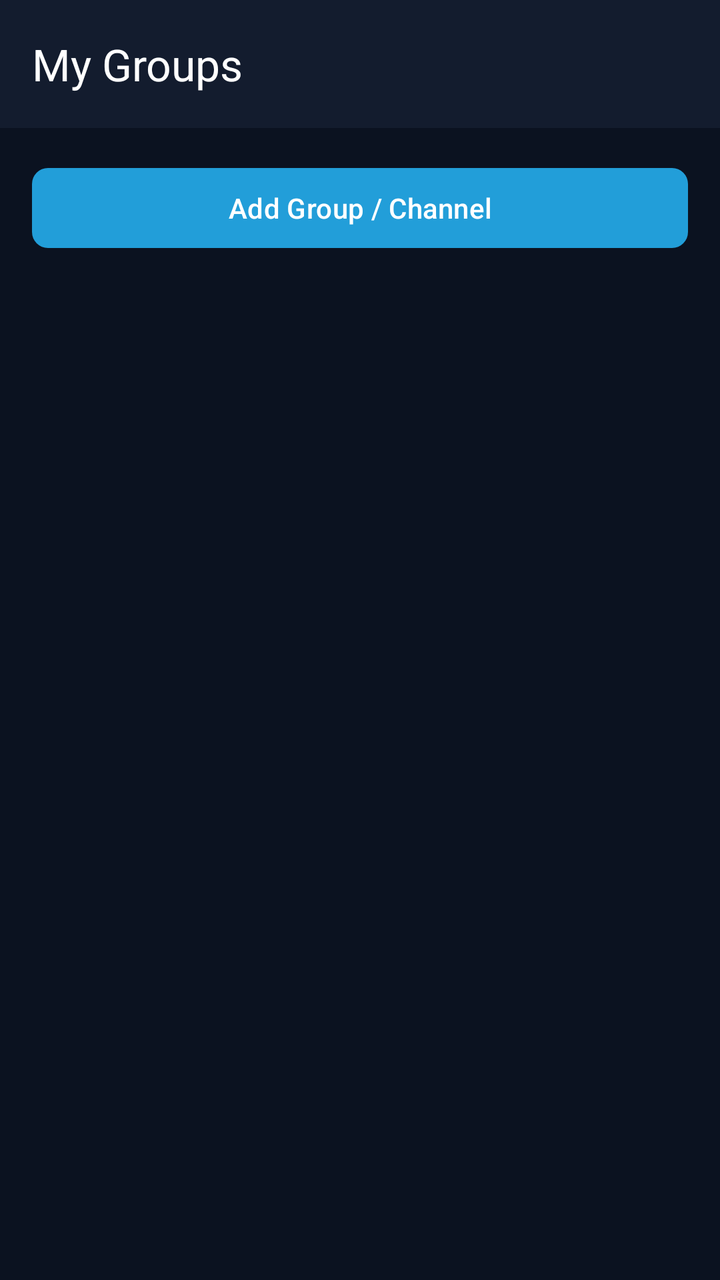
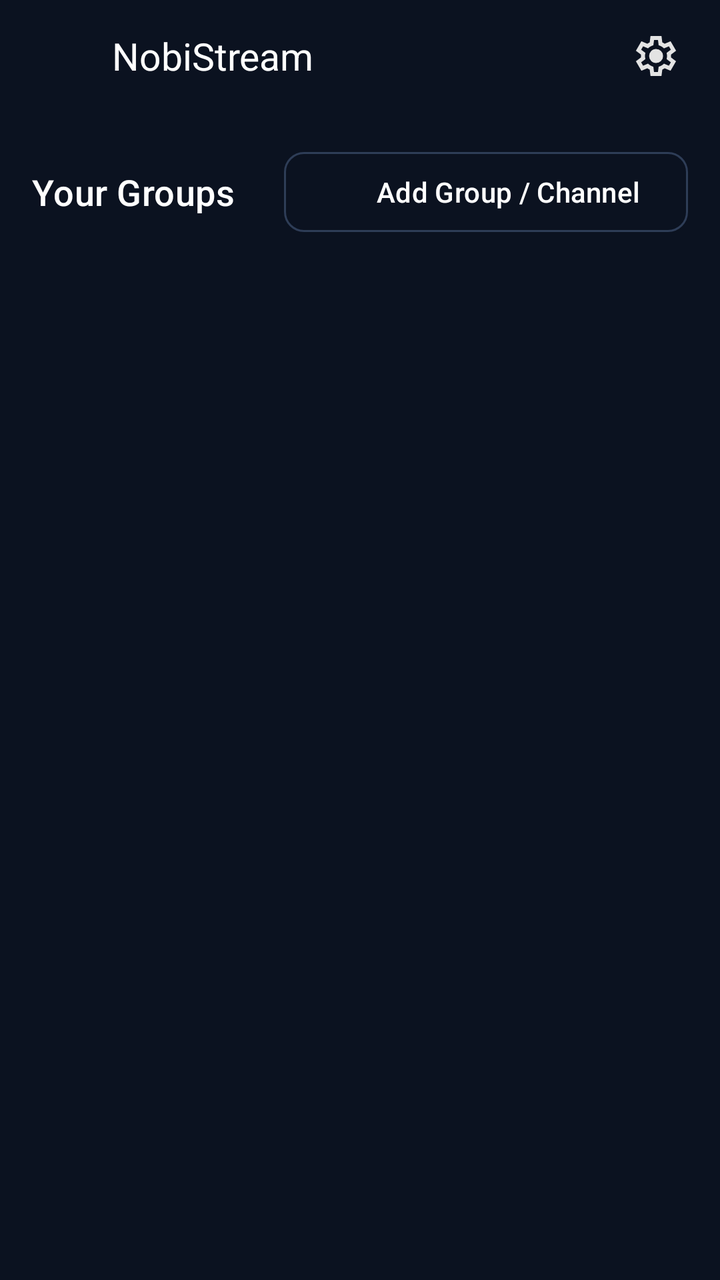

An Android layout rendered at two revisions. The XML below is the earlier revision; the diff shows what the commit changed to produce the second picture.
<!-- AndroidManifest.xml: application theme Theme.NobiStream -->
<!-- res/layout/activity_main.xml -->
<?xml version="1.0" encoding="utf-8"?>
<LinearLayout xmlns:android="http://schemas.android.com/apk/res/android"
    xmlns:app="http://schemas.android.com/apk/res-auto"
    android:layout_width="match_parent"
    android:layout_height="match_parent"
    android:fitsSystemWindows="true"
    android:orientation="vertical">

    <com.google.android.material.appbar.MaterialToolbar
        android:id="@+id/toolbar"
        android:layout_width="match_parent"
        android:layout_height="wrap_content"
        android:background="?attr/colorSurface"
        app:title="@string/home_title" />

    
    <com.google.android.material.card.MaterialCardView
        android:id="@+id/heroCard"
        style="@style/Widget.NobiStream.Card"
        android:layout_width="match_parent"
        android:layout_height="wrap_content"
        android:layout_marginStart="@dimen/spacing_16"
        android:layout_marginTop="@dimen/spacing_16"
        android:layout_marginEnd="@dimen/spacing_16"
        android:visibility="gone">

        <LinearLayout
            android:layout_width="match_parent"
            android:layout_height="wrap_content"
            android:gravity="center_vertical"
            android:orientation="horizontal"
            android:padding="@dimen/spacing_12">

            <ImageView
                android:id="@+id/heroThumb"
                android:layout_width="112dp"
                android:layout_height="64dp"
                android:contentDescription="@string/home_continue_watching"
                android:scaleType="centerCrop"
                android:src="@drawable/ic_video_placeholder" />

            <LinearLayout
                android:layout_width="0dp"
                android:layout_height="wrap_content"
                android:layout_marginStart="@dimen/spacing_12"
                android:layout_weight="1"
                android:orientation="vertical">

                <TextView
                    android:layout_width="wrap_content"
                    android:layout_height="wrap_content"
                    android:text="@string/home_continue_watching"
                    android:textColor="@color/primary"
                    android:textSize="@dimen/text_caption"
                    android:textStyle="bold" />

                <TextView
                    android:id="@+id/heroTitle"
                    android:layout_width="match_parent"
                    android:layout_height="wrap_content"
                    android:layout_marginTop="@dimen/spacing_4"
                    android:maxLines="2"
                    android:textColor="@color/text_primary"
                    android:textSize="@dimen/text_body"
                    android:textStyle="bold" />

                <TextView
                    android:id="@+id/heroMeta"
                    android:layout_width="match_parent"
                    android:layout_height="wrap_content"
                    android:layout_marginTop="@dimen/spacing_4"
                    android:textColor="@color/text_secondary"
                    android:textSize="@dimen/text_caption" />

                <ProgressBar
                    android:id="@+id/heroProgress"
                    style="?android:attr/progressBarStyleHorizontal"
                    android:layout_width="match_parent"
                    android:layout_height="4dp"
                    android:layout_marginTop="@dimen/spacing_8"
                    android:max="100"
                    android:progress="0" />
            </LinearLayout>

            <ImageButton
                android:id="@+id/heroPlayButton"
                android:layout_width="56dp"
                android:layout_height="56dp"
                android:background="?attr/selectableItemBackgroundBorderless"
                android:contentDescription="@string/player_play_pause"
                android:src="@drawable/ic_play" />
        </LinearLayout>
    </com.google.android.material.card.MaterialCardView>

    <TextView
        android:id="@+id/continueTitle"
        style="@style/Text.NobiStream.Section"
        android:layout_width="match_parent"
        android:layout_height="wrap_content"
        android:paddingStart="@dimen/spacing_16"
        android:paddingTop="@dimen/spacing_16"
        android:paddingEnd="@dimen/spacing_16"
        android:text="@string/home_continue_watching"
        android:visibility="gone" />

    <androidx.recyclerview.widget.RecyclerView
        android:id="@+id/continueRecycler"
        android:layout_width="match_parent"
        android:layout_height="190dp"
        android:layout_marginTop="@dimen/spacing_8"
        android:orientation="horizontal"
        android:visibility="gone"
        app:layoutManager="androidx.recyclerview.widget.LinearLayoutManager" />

    <com.google.android.material.button.MaterialButton
        android:id="@+id/addGroupButton"
        style="@style/Widget.NobiStream.Button.Primary"
        android:layout_width="match_parent"
        android:layout_height="wrap_content"
        android:layout_margin="@dimen/spacing_16"
        android:text="@string/home_add_group" />

    <androidx.recyclerview.widget.RecyclerView
        android:id="@+id/groupsRecycler"
        android:layout_width="match_parent"
        android:layout_height="0dp"
        android:layout_weight="1"
        app:layoutManager="androidx.recyclerview.widget.LinearLayoutManager" />

    <LinearLayout
        android:id="@+id/emptyState"
        android:layout_width="match_parent"
        android:layout_height="0dp"
        android:layout_weight="1"
        android:gravity="center"
        android:orientation="vertical"
        android:padding="@dimen/spacing_24"
        android:visibility="gone">

        <TextView
            style="@style/Text.NobiStream.Section"
            android:layout_width="wrap_content"
            android:layout_height="wrap_content"
            android:text="@string/home_no_groups" />

        <TextView
            style="@style/Text.NobiStream.Caption"
            android:layout_width="wrap_content"
            android:layout_height="wrap_content"
            android:layout_marginTop="@dimen/spacing_8"
            android:gravity="center"
            android:text="@string/home_no_groups_body" />
    </LinearLayout>

</LinearLayout>
<!-- resources referenced by this layout -->
<resources>
  <dimen name="spacing_24">24dp</dimen>
  <string name="home_no_groups">No groups added yet</string>
  <string name="home_no_groups_body">Tap Add Group / Channel and paste a Telegram group or channel link to see its videos here.</string>
  <string name="home_title">My Groups</string>
  <string name="player_play_pause">Play / Pause</string>
  <style name="Text.NobiStream.Caption" parent="TextAppearance.Material3.BodySmall">
          <item name="android:textSize">@dimen/text_caption</item>
          <item name="android:textColor">@color/text_secondary</item>
      </style>
  <style name="Text.NobiStream.Section" parent="TextAppearance.Material3.TitleMedium">
          <item name="android:textSize">@dimen/text_section</item>
          <item name="android:textColor">@color/text_primary</item>
      </style>
  <style name="Widget.NobiStream.Card" parent="Widget.Material3.CardView.Elevated">
          <item name="cardCornerRadius">@dimen/corner_medium</item>
          <item name="cardBackgroundColor">@color/surface</item>
          <item name="cardElevation">2dp</item>
      </style>
  <style name="Theme.NobiStream" parent="Theme.Material3.DayNight.NoActionBar">
          <item name="colorPrimary">@color/primary</item>
          <item name="colorPrimaryVariant">@color/primary_dark</item>
          <item name="colorOnPrimary">@color/text_primary</item>
          <item name="android:colorBackground">@color/background</item>
          <item name="colorSurface">@color/surface</item>
          <item name="colorOnSurface">@color/text_primary</item>
          <item name="colorError">@color/error</item>
          <item name="android:textColorPrimary">@color/text_primary</item>
          <item name="android:textColorSecondary">@color/text_secondary</item>
          <item name="android:windowAnimationStyle">@style/Theme.NobiStream.ActivityTransitions</item>
      </style>
  <dimen name="text_section">16sp</dimen>
  <dimen name="button_height">48dp</dimen>
  <dimen name="corner_small">8dp</dimen>
  <dimen name="corner_medium">12dp</dimen>
  <!-- unchanged entries left out for length: 19 -->
</resources>

<!-- the commit's change to res/layout/activity_main.xml (unified diff, before → after) -->
@@ -6,23 +6,150 @@
     android:fitsSystemWindows="true"
     android:orientation="vertical">
 
-    <com.google.android.material.appbar.MaterialToolbar
-        android:id="@+id/toolbar"
-        android:layout_width="match_parent"
-        android:layout_height="wrap_content"
-        android:background="?attr/colorSurface"
-        app:title="@string/home_title" />
-
     
-    <com.google.android.material.card.MaterialCardView
-        android:id="@+id/heroCard"
-        style="@style/Widget.NobiStream.Card"
-        android:layout_width="match_parent"
-        android:layout_height="wrap_content"
-        android:layout_marginStart="@dimen/spacing_16"
+    <LinearLayout
+        android:layout_width="match_parent"
+        android:layout_height="@dimen/toolbar_height"
+        android:gravity="center_vertical"
+        android:orientation="horizontal"
+        android:paddingStart="@dimen/screen_margin"
+        android:paddingEnd="@dimen/spacing_8">
+
+        <ImageView
+            android:layout_width="@dimen/icon_size_large"
+            android:layout_height="@dimen/icon_size_large"
+            android:contentDescription="@string/app_name"
+            android:src="@mipmap/ic_launcher" />
+
+        <TextView
+            style="@style/Text.NobiStream.BrandTitle"
+            android:layout_width="0dp"
+            android:layout_height="wrap_content"
+            android:layout_marginStart="@dimen/spacing_12"
+            android:layout_weight="1"
+            android:text="@string/home_title" />
+
+        <ImageButton
+            android:id="@+id/homeSettingsButton"
+            android:layout_width="@dimen/icon_button_size"
+            android:layout_height="@dimen/icon_button_size"
+            android:background="?attr/selectableItemBackgroundBorderless"
+            android:contentDescription="@string/home_open_settings"
+            android:src="@drawable/ic_settings" />
+    </LinearLayout>
+
+    
+    <include
+        android:id="@+id/featuredCard"
+        layout="@layout/item_featured_continue"
+        android:layout_width="match_parent"
+        android:layout_height="wrap_content"
+        android:visibility="gone" />
+
+    <TextView
+        android:id="@+id/continueTitle"
+        style="@style/Text.NobiStream.Section"
+        android:layout_width="match_parent"
+        android:layout_height="wrap_content"
+        android:paddingStart="@dimen/screen_margin"
+        android:paddingTop="@dimen/spacing_16"
+        android:paddingEnd="@dimen/screen_margin"
+        android:text="@string/home_continue_watching"
+        android:visibility="gone" />
+
+    <androidx.recyclerview.widget.RecyclerView
+        android:id="@+id/continueRecycler"
+        android:layout_width="match_parent"
+        android:layout_height="196dp"
+        android:layout_marginTop="@dimen/spacing_8"
+        android:clipToPadding="false"
+        android:orientation="horizontal"
+        android:paddingStart="@dimen/spacing_8"
+        android:paddingEnd="@dimen/spacing_8"
+        android:visibility="gone"
+        app:layoutManager="androidx.recyclerview.widget.LinearLayoutManager" />
+
+    
+    <LinearLayout
+        android:layout_width="match_parent"
+        android:layout_height="wrap_content"
         android:layout_marginTop="@dimen/spacing_16"
-        android:layout_marginEnd="@dimen/spacing_16"
-        android:visibility="gone">
+        android:gravity="center_vertical"
+        android:orientation="horizontal"
+        android:paddingStart="@dimen/screen_margin"
+        android:paddingEnd="@dimen/screen_margin">
+
+        <TextView
+            style="@style/Text.NobiStream.Section"
+            android:layout_width="0dp"
+            android:layout_height="wrap_content"
+            android:layout_weight="1"
+            android:text="@string/home_groups" />
+
+        <com.google.android.material.button.MaterialButton
+            android:id="@+id/addGroupButton"
+            style="@style/Widget.NobiStream.Button.Secondary"
+            android:layout_width="wrap_content"
+            android:layout_height="@dimen/button_height_small"
+            android:text="@string/home_add_group"
+            app:icon="@drawable/ic_add" />
+    </LinearLayout>
+
+    <androidx.recyclerview.widget.RecyclerView
+        android:id="@+id/groupsRecycler"
+        android:layout_width="match_parent"
+        android:layout_height="0dp"
+        android:layout_weight="1"
+        android:paddingBottom="@dimen/spacing_8"
+        app:layoutManager="androidx.recyclerview.widget.LinearLayoutManager" />
+
+    <com.nobi.nobistream.ui.components.EmptyStateView
+        android:id="@+id/emptyState"
+        android:layout_width="match_parent"
+        android:layout_height="0dp"
+        android:layout_weight="1"
+        android:visibility="gone" />
+
+</LinearLayout>
+<!-- res/layout/item_featured_continue.xml (included above) -->
+<?xml version="1.0" encoding="utf-8"?>
+<com.google.android.material.card.MaterialCardView xmlns:android="http://schemas.android.com/apk/res/android"
+    xmlns:app="http://schemas.android.com/apk/res-auto"
+    style="@style/Widget.NobiStream.Card"
+    android:layout_width="match_parent"
+    android:layout_height="wrap_content"
+    android:layout_marginStart="@dimen/spacing_16"
+    android:layout_marginTop="@dimen/spacing_12"
+    android:layout_marginEnd="@dimen/spacing_16"
+    app:cardCornerRadius="@dimen/corner_featured">
+
+    <LinearLayout
+        android:layout_width="match_parent"
+        android:layout_height="wrap_content"
+        android:orientation="vertical">
+
+        <FrameLayout
+            android:layout_width="match_parent"
+            android:layout_height="@dimen/featured_thumb_height">
+
+            <ImageView
+                android:id="@+id/featuredThumb"
+                android:layout_width="match_parent"
+                android:layout_height="match_parent"
+                android:contentDescription="@string/home_continue_watching"
+                android:scaleType="centerCrop"
+                android:src="@drawable/ic_video_placeholder" />
+
+            <ProgressBar
+                android:id="@+id/featuredProgress"
+                style="?android:attr/progressBarStyleHorizontal"
+                android:layout_width="match_parent"
+                android:layout_height="@dimen/progress_bar_height"
+                android:layout_gravity="bottom"
+                android:max="100"
+                android:progress="0"
+                android:progressDrawable="@drawable/progress_video" />
+        </FrameLayout>
 
         <LinearLayout
             android:layout_width="match_parent"
@@ -31,18 +158,9 @@
             android:orientation="horizontal"
             android:padding="@dimen/spacing_12">
 
-            <ImageView
-                android:id="@+id/heroThumb"
-                android:layout_width="112dp"
-                android:layout_height="64dp"
-                android:contentDescription="@string/home_continue_watching"
-                android:scaleType="centerCrop"
-                android:src="@drawable/ic_video_placeholder" />
-
             <LinearLayout
                 android:layout_width="0dp"
                 android:layout_height="wrap_content"
-                android:layout_marginStart="@dimen/spacing_12"
                 android:layout_weight="1"
                 android:orientation="vertical">
 
@@ -50,106 +168,36 @@
                     android:layout_width="wrap_content"
                     android:layout_height="wrap_content"
                     android:text="@string/home_continue_watching"
+                    android:textAllCaps="true"
                     android:textColor="@color/primary"
-                    android:textSize="@dimen/text_caption"
+                    android:textSize="@dimen/text_overline"
                     android:textStyle="bold" />
 
                 <TextView
-                    android:id="@+id/heroTitle"
+                    android:id="@+id/featuredTitle"
+                    style="@style/Text.NobiStream.FeaturedTitle"
                     android:layout_width="match_parent"
                     android:layout_height="wrap_content"
                     android:layout_marginTop="@dimen/spacing_4"
-                    android:maxLines="2"
-                    android:textColor="@color/text_primary"
-                    android:textSize="@dimen/text_body"
-                    android:textStyle="bold" />
+                    android:maxLines="2" />
 
                 <TextView
-                    android:id="@+id/heroMeta"
+                    android:id="@+id/featuredMeta"
                     android:layout_width="match_parent"
                     android:layout_height="wrap_content"
                     android:layout_marginTop="@dimen/spacing_4"
                     android:textColor="@color/text_secondary"
                     android:textSize="@dimen/text_caption" />
-
-                <ProgressBar
-                    android:id="@+id/heroProgress"
-                    style="?android:attr/progressBarStyleHorizontal"
-                    android:layout_width="match_parent"
-                    android:layout_height="4dp"
-                    android:layout_marginTop="@dimen/spacing_8"
-                    android:max="100"
-                    android:progress="0" />
             </LinearLayout>
 
-            <ImageButton
-                android:id="@+id/heroPlayButton"
-                android:layout_width="56dp"
-                android:layout_height="56dp"
-                android:background="?attr/selectableItemBackgroundBorderless"
-                android:contentDescription="@string/player_play_pause"
-                android:src="@drawable/ic_play" />
+            <com.google.android.material.button.MaterialButton
+                android:id="@+id/featuredResumeButton"
+                style="@style/Widget.NobiStream.Button.Primary.Small"
+                android:layout_width="wrap_content"
+                android:layout_height="wrap_content"
+                android:layout_marginStart="@dimen/spacing_12"
+                android:text="@string/home_resume"
+                app:icon="@drawable/ic_play" />
         </LinearLayout>
-    </com.google.android.material.card.MaterialCardView>
-
-    <TextView
-        android:id="@+id/continueTitle"
-        style="@style/Text.NobiStream.Section"
-        android:layout_width="match_parent"
-        android:layout_height="wrap_content"
-        android:paddingStart="@dimen/spacing_16"
-        android:paddingTop="@dimen/spacing_16"
-        android:paddingEnd="@dimen/spacing_16"
-        android:text="@string/home_continue_watching"
-        android:visibility="gone" />
-
-    <androidx.recyclerview.widget.RecyclerView
-        android:id="@+id/continueRecycler"
-        android:layout_width="match_parent"
-        android:layout_height="190dp"
-        android:layout_marginTop="@dimen/spacing_8"
-        android:orientation="horizontal"
-        android:visibility="gone"
-        app:layoutManager="androidx.recyclerview.widget.LinearLayoutManager" />
-
-    <com.google.android.material.button.MaterialButton
-        android:id="@+id/addGroupButton"
-        style="@style/Widget.NobiStream.Button.Primary"
-        android:layout_width="match_parent"
-        android:layout_height="wrap_content"
-        android:layout_margin="@dimen/spacing_16"
-        android:text="@string/home_add_group" />
-
-    <androidx.recyclerview.widget.RecyclerView
-        android:id="@+id/groupsRecycler"
-        android:layout_width="match_parent"
-        android:layout_height="0dp"
-        android:layout_weight="1"
-        app:layoutManager="androidx.recyclerview.widget.LinearLayoutManager" />
-
-    <LinearLayout
-        android:id="@+id/emptyState"
-        android:layout_width="match_parent"
-        android:layout_height="0dp"
-        android:layout_weight="1"
-        android:gravity="center"
-        android:orientation="vertical"
-        android:padding="@dimen/spacing_24"
-        android:visibility="gone">
-
-        <TextView
-            style="@style/Text.NobiStream.Section"
-            android:layout_width="wrap_content"
-            android:layout_height="wrap_content"
-            android:text="@string/home_no_groups" />
-
-        <TextView
-            style="@style/Text.NobiStream.Caption"
-            android:layout_width="wrap_content"
-            android:layout_height="wrap_content"
-            android:layout_marginTop="@dimen/spacing_8"
-            android:gravity="center"
-            android:text="@string/home_no_groups_body" />
     </LinearLayout>
-
-</LinearLayout>
+</com.google.android.material.card.MaterialCardView>
<!-- resource entries referenced after the edit -->
@@ -1,39 +1,182 @@
 <!-- resources referenced by this layout -->
 <resources>
-  <dimen name="spacing_24">24dp</dimen>
-  <string name="home_no_groups">No groups added yet</string>
-  <string name="home_no_groups_body">Tap Add Group / Channel and paste a Telegram group or channel link to see its videos here.</string>
-  <string name="home_title">My Groups</string>
-  <string name="player_play_pause">Play / Pause</string>
-  <style name="Text.NobiStream.Caption" parent="TextAppearance.Material3.BodySmall">
-          <item name="android:textSize">@dimen/text_caption</item>
-          <item name="android:textColor">@color/text_secondary</item>
+  <dimen name="button_height_small">48dp</dimen>
+  <dimen name="corner_featured">20dp</dimen>
+  <dimen name="featured_thumb_height">200dp</dimen>
+  <dimen name="icon_button_size">48dp</dimen>
+  <dimen name="icon_size_large">28dp</dimen>
+  <dimen name="progress_bar_height">3dp</dimen>
+  <dimen name="screen_margin">16dp</dimen>
+  <dimen name="text_overline">12sp</dimen>
+  <dimen name="toolbar_height">56dp</dimen>
+  <!-- drawable ic_add (drawable) -->
+  <?xml version="1.0" encoding="utf-8"?>
+  <vector xmlns:android="http://schemas.android.com/apk/res/android"
+      android:width="24dp"
+      android:height="24dp"
+      android:viewportWidth="960"
+      android:viewportHeight="960">
+      <path
+          android:fillColor="#E3E3E3"
+          android:pathData="M440-440H200v-80h240v-240h80v240h240v80H520v240h-80v-240Z" />
+  </vector>
+  <!-- drawable ic_settings (drawable) -->
+  <vector xmlns:android="http://schemas.android.com/apk/res/android"
+      android:width="24dp"
+      android:height="24dp"
+      android:viewportWidth="960"
+      android:viewportHeight="960">
+      
+      <group android:translateY="960">
+          <path
+              android:fillColor="#E3E3E3"
+              android:pathData="m370-80-16-128q-13-5-24.5-12T307-235l-119 50L78-375l103-78q-1-7-1-13.5v-27q0-6.5 1-13.5L78-585l110-190 119 50q11-8 23-15t24-12l16-128h220l16 128q13 5 24.5 12t22.5 15l119-50 110 190-103 78q1 7 1 13.5v27q0 6.5-2 13.5l103 78-110 190-118-50q-11 8-23 15t-24 12L590-80H370Zm70-80h79l14-106q31-8 57.5-23.5T639-327l99 41 39-68-86-65q5-14 7-29.5t2-31.5q0-16-2-31.5t-7-29.5l86-65-39-68-99 42q-22-23-48.5-38.5T533-694l-13-106h-79l-14 106q-31 8-57.5 23.5T321-633l-99-41-39 68 86 64q-5 15-7 30t-2 32q0 16 2 31t7 30l-86 65 39 68 99-42q22 23 48.5 38.5T427-266l13 106Zm42-180q58 0 99-41t41-99q0-58-41-99t-99-41q-59 0-99.5 41T342-480q0 58 40.5 99t99.5 41Zm-2-140Z" />
+      </group>
+  </vector>
+  <!-- drawable progress_video (drawable) -->
+  <?xml version="1.0" encoding="utf-8"?>
+  <layer-list xmlns:android="http://schemas.android.com/apk/res/android">
+      <item android:id="@android:id/background">
+          <shape android:shape="rectangle">
+              <solid android:color="@color/progress_track" />
+          </shape>
+      </item>
+      <item android:id="@android:id/progress">
+          <clip>
+              <shape android:shape="rectangle">
+                  <solid android:color="@color/progress_played" />
+              </shape>
+          </clip>
+      </item>
+  </layer-list>
+  <!-- mipmap ic_launcher (mipmap-anydpi-v26) -->
+  <?xml version="1.0" encoding="utf-8"?>
+  <adaptive-icon xmlns:android="http://schemas.android.com/apk/res/android">
+      <background android:drawable="@drawable/ic_launcher_background" />
+      <foreground android:drawable="@drawable/ic_launcher_foreground" />
+  </adaptive-icon>
+  <string name="app_name">NobiStream</string>
+  <string name="home_groups">Your Groups</string>
+  <string name="home_open_settings">Settings</string>
+  <string name="home_resume">Resume</string>
+  <string name="home_title">NobiStream</string>
+  <style name="Text.NobiStream.BrandTitle" parent="TextAppearance.Material3.TitleLarge">
+          <item name="android:textSize">@dimen/text_brand</item>
+          <item name="android:textColor">@color/text_primary</item>
+          <item name="android:fontFamily">sans-serif-medium</item>
+      </style>
+  <style name="Text.NobiStream.FeaturedTitle" parent="TextAppearance.Material3.TitleMedium">
+          <item name="android:textSize">@dimen/text_featured_title</item>
+          <item name="android:textColor">@color/text_primary</item>
+          <item name="android:fontFamily">sans-serif-medium</item>
       </style>
   <style name="Text.NobiStream.Section" parent="TextAppearance.Material3.TitleMedium">
           <item name="android:textSize">@dimen/text_section</item>
+          <item name="android:textColor">@color/text_primary</item>
+          <item name="android:fontFamily">sans-serif-medium</item>
+      </style>
+  <style name="Widget.NobiStream.Button.Primary.Small" parent="Widget.NobiStream.Button.Primary">
+          <item name="android:minHeight">@dimen/button_height_small</item>
+          <item name="android:textSize">@dimen/text_body</item>
+      </style>
+  <style name="Widget.NobiStream.Button.Secondary" parent="Widget.Material3.Button.OutlinedButton">
+          <item name="android:minHeight">@dimen/button_height_small</item>
+          <item name="cornerRadius">@dimen/corner_small</item>
+          <item name="strokeColor">@color/outline</item>
           <item name="android:textColor">@color/text_primary</item>
       </style>
   <style name="Widget.NobiStream.Card" parent="Widget.Material3.CardView.Elevated">
           <item name="cardCornerRadius">@dimen/corner_medium</item>
           <item name="cardBackgroundColor">@color/surface</item>
-          <item name="cardElevation">2dp</item>
+          <item name="cardElevation">@dimen/elevation_2</item>
       </style>
   <style name="Theme.NobiStream" parent="Theme.Material3.DayNight.NoActionBar">
           <item name="colorPrimary">@color/primary</item>
           <item name="colorPrimaryVariant">@color/primary_dark</item>
           <item name="colorOnPrimary">@color/text_primary</item>
+          <item name="colorSecondary">@color/primary</item>
           <item name="android:colorBackground">@color/background</item>
           <item name="colorSurface">@color/surface</item>
+          <item name="colorSurfaceVariant">@color/surface_variant</item>
           <item name="colorOnSurface">@color/text_primary</item>
+          <item name="colorOnSurfaceVariant">@color/on_surface_variant</item>
           <item name="colorError">@color/error</item>
+          <item name="colorOnError">@color/on_error</item>
           <item name="android:textColorPrimary">@color/text_primary</item>
           <item name="android:textColorSecondary">@color/text_secondary</item>
+          <item name="android:windowLightStatusBar">false</item>
+          <item name="android:windowLightNavigationBar">false</item>
+          <item name="materialAlertDialogTheme">@style/Widget.NobiStream.Dialog</item>
+          <item name="bottomSheetDialogTheme">@style/Theme.NobiStream.BottomSheetDialog</item>
           <item name="android:windowAnimationStyle">@style/Theme.NobiStream.ActivityTransitions</item>
       </style>
-  <dimen name="text_section">16sp</dimen>
-  <dimen name="button_height">48dp</dimen>
-  <dimen name="corner_small">8dp</dimen>
-  <dimen name="corner_medium">12dp</dimen>
+  <color name="progress_track">#2E3D57</color>
+  <color name="progress_played">#229ED9</color>
+  <!-- drawable ic_launcher_background (drawable) -->
+  <vector xmlns:android="http://schemas.android.com/apk/res/android"
+      android:width="108dp"
+      android:height="108dp"
+      android:viewportWidth="108"
+      android:viewportHeight="108">
+      <path
+          android:fillColor="#0B1220"
+          android:pathData="M0,0 H108 V108 H0 Z" />
+      <path
+          android:fillColor="#229ED9"
+          android:pathData="M0,84 H108 V108 H0 Z" />
+  </vector>
+  <!-- drawable ic_launcher_foreground (drawable) -->
+  <vector xmlns:android="http://schemas.android.com/apk/res/android"
+      android:width="108dp"
+      android:height="108dp"
+      android:viewportWidth="108"
+      android:viewportHeight="108">
+      
+      <path
+          android:fillColor="#FFFFFF"
+          android:pathData="M28,80 V28 h8 L72,66 V28 h8 V80 h-8 L36,42 V80 Z" />
+  </vector>
+  <dimen name="text_brand">19sp</dimen>
+  <dimen name="text_featured_title">16sp</dimen>
+  <dimen name="text_section">18sp</dimen>
+  <dimen name="button_height">52dp</dimen>
+  <style name="Shape.NobiStream.Dialog" parent="ShapeAppearance.Material3.MediumComponent">
+          <item name="cornerFamily">rounded</item>
+          <item name="cornerSize">@dimen/corner_dialog</item>
+      </style>
+  <style name="Widget.NobiStream.Button.Text" parent="Widget.Material3.Button.TextButton">
+          <item name="android:minHeight">@dimen/button_height_small</item>
+          <item name="android:textColor">@color/primary</item>
+      </style>
+  <style name="Widget.NobiStream.BottomSheet" parent="Widget.Material3.BottomSheet">
+          <item name="backgroundTint">@color/surface</item>
+          <item name="shapeAppearance">@style/Shape.NobiStream.BottomSheet</item>
+      </style>
+  <dimen name="corner_dialog">24dp</dimen>
+  <style name="Shape.NobiStream.BottomSheet" parent="ShapeAppearance.Material3.LargeComponent">
+          <item name="cornerFamily">rounded</item>
+          <item name="cornerSizeTopLeft">@dimen/corner_sheet</item>
+          <item name="cornerSizeTopRight">@dimen/corner_sheet</item>
+          <item name="cornerSizeBottomLeft">0dp</item>
+          <item name="cornerSizeBottomRight">0dp</item>
+      </style>
+  <dimen name="corner_sheet">24dp</dimen>
+  <dimen name="corner_small">10dp</dimen>
+  <color name="outline">#2E3D57</color>
+  <dimen name="corner_medium">16dp</dimen>
+  <dimen name="elevation_2">2dp</dimen>
+  <color name="surface_variant">#1B2740</color>
+  <color name="on_surface_variant">#C4D0E0</color>
+  <color name="on_error">#FFFFFF</color>
+  <style name="Widget.NobiStream.Dialog" parent="ThemeOverlay.Material3.MaterialAlertDialog">
+          <item name="shapeAppearance">@style/Shape.NobiStream.Dialog</item>
+          <item name="buttonBarPositiveButtonStyle">@style/Widget.NobiStream.Button.Text</item>
+          <item name="buttonBarNegativeButtonStyle">@style/Widget.NobiStream.Button.Text</item>
+          <item name="buttonBarNeutralButtonStyle">@style/Widget.NobiStream.Button.Text</item>
+      </style>
+  <style name="Theme.NobiStream.BottomSheetDialog" parent="ThemeOverlay.Material3.BottomSheetDialog">
+          <item name="bottomSheetStyle">@style/Widget.NobiStream.BottomSheet</item>
+      </style>
   <!-- unchanged entries left out for length: 19 -->
 </resources>
 
